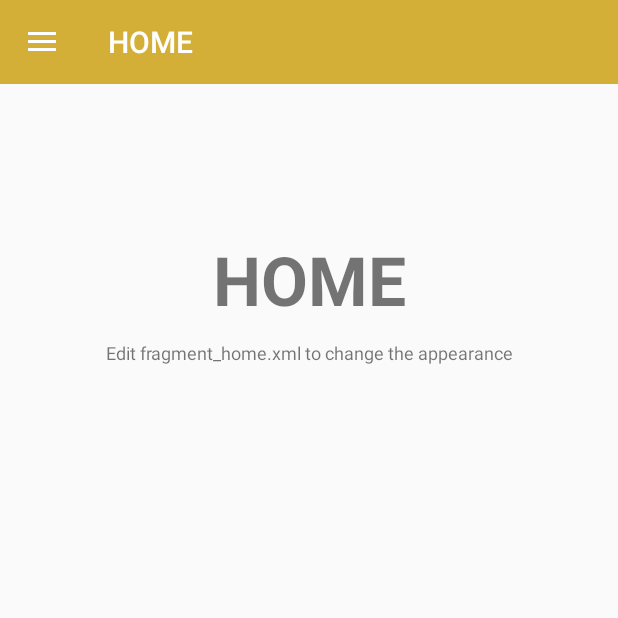
After one commit to kyawthetwin/shweoh, an Android app: the HomeFragment screen opened directly, with no data from a screen before it, on a phone screen of 412 x 824 dp, the top half of it. The commit adds this screen. Run offline under Robolectric (Android 15) with nearby library versions, the phone set to English and light mode, and no system bars.

Commit message:
Added Navigation in main UI

```diff
--- a/app/src/main/AndroidManifest.xml
+++ b/app/src/main/AndroidManifest.xml
@@ -17,6 +17,8 @@
             </intent-filter>
         </activity>
         <activity
+            android:name=".MainActivity" />
+        <activity
             android:name=".SplashScreen" />
     </application>
 
--- /dev/null
+++ b/app/src/main/java/moneytransfer/miracle/com/shweoh/Adapter/NavigationDrawerAdapter.java
@@ -0,0 +1,62 @@
+package moneytransfer.miracle.com.shweoh.Adapter;
+
+import android.content.Context;
+import android.support.v7.widget.RecyclerView;
+import android.view.LayoutInflater;
+import android.view.View;
+import android.view.ViewGroup;
+import android.widget.TextView;
+
+import java.util.Collections;
+import java.util.List;
+
+import moneytransfer.miracle.com.shweoh.Model.NavDrawerItem;
+import moneytransfer.miracle.com.shweoh.R;
+
+/**
+ * Created by kyawthetwin on 5/22/17.
+ */
+
+public class NavigationDrawerAdapter extends RecyclerView.Adapter<NavigationDrawerAdapter.MyViewHolder> {
+    List<NavDrawerItem> data = Collections.emptyList();
+    private LayoutInflater inflater;
+    private Context context;
+
+    public NavigationDrawerAdapter(Context context, List<NavDrawerItem> data) {
+        this.context = context;
+        inflater = LayoutInflater.from(context);
+        this.data = data;
+    }
+
+    public void delete(int position) {
+        data.remove(position);
+        notifyItemRemoved(position);
+    }
+
+    @Override
+    public MyViewHolder onCreateViewHolder(ViewGroup parent, int viewType) {
+        View view = inflater.inflate(R.layout.nav_drawer_row, parent, false);
+        MyViewHolder holder = new MyViewHolder(view);
+        return holder;
+    }
+
+    @Override
+    public void onBindViewHolder(MyViewHolder holder, int position) {
+        NavDrawerItem current = data.get(position);
+        holder.title.setText(current.getTitle());
+    }
+
+    @Override
+    public int getItemCount() {
+        return data.size();
+    }
+
+    class MyViewHolder extends RecyclerView.ViewHolder {
+        TextView title;
+
+        public MyViewHolder(View itemView) {
+            super(itemView);
+            title = (TextView) itemView.findViewById(R.id.title);
+        }
+    }
+}
--- /dev/null
+++ b/app/src/main/java/moneytransfer/miracle/com/shweoh/Fragment/FragmentDrawer.java
@@ -0,0 +1,183 @@
+package moneytransfer.miracle.com.shweoh.Fragment;
+
+import android.content.Context;
+import android.os.Bundle;
+import android.support.v4.app.Fragment;
+import android.support.v4.widget.DrawerLayout;
+import android.support.v7.app.ActionBarDrawerToggle;
+import android.support.v7.widget.LinearLayoutManager;
+import android.support.v7.widget.RecyclerView;
+import android.support.v7.widget.Toolbar;
+import android.view.GestureDetector;
+import android.view.LayoutInflater;
+import android.view.MotionEvent;
+import android.view.View;
+import android.view.ViewGroup;
+
+import java.util.ArrayList;
+import java.util.List;
+
+import moneytransfer.miracle.com.shweoh.Adapter.NavigationDrawerAdapter;
+import moneytransfer.miracle.com.shweoh.Model.NavDrawerItem;
+import moneytransfer.miracle.com.shweoh.R;
+
+/**
+ * Created by kyawthetwin on 5/22/17.
+ */
+
+public class FragmentDrawer extends Fragment {
+
+    private static String TAG = FragmentDrawer.class.getSimpleName();
+
+    private RecyclerView recyclerView;
+    private ActionBarDrawerToggle mDrawerToggle;
+    private DrawerLayout mDrawerLayout;
+    private NavigationDrawerAdapter adapter;
+    private View containerView;
+    private static String[] titles = null;
+    private FragmentDrawerListener drawerListener;
+
+    public FragmentDrawer() {
+
+    }
+
+    public void setDrawerListener(FragmentDrawerListener listener) {
+        this.drawerListener = listener;
+    }
+
+    public static List<NavDrawerItem> getData() {
+        List<NavDrawerItem> data = new ArrayList<>();
+
+
+        // preparing navigation drawer items
+        for (int i = 0; i < titles.length; i++) {
+            NavDrawerItem navItem = new NavDrawerItem();
+            navItem.setTitle(titles[i]);
+            data.add(navItem);
+        }
+        return data;
+    }
+
+    @Override
+    public void onCreate(Bundle savedInstanceState) {
+        super.onCreate(savedInstanceState);
+
+        // drawer labels
+        titles = getActivity().getResources().getStringArray(R.array.nav_drawer_labels);
+    }
+
+    @Override
+    public View onCreateView(LayoutInflater inflater, ViewGroup container,
+                             Bundle savedInstanceState) {
+        // Inflating view layout
+        View layout = inflater.inflate(R.layout.fragment_navigation_drawer, container, false);
+        recyclerView = (RecyclerView) layout.findViewById(R.id.drawerList);
+
+        adapter = new NavigationDrawerAdapter(getActivity(), getData());
+        recyclerView.setAdapter(adapter);
+        recyclerView.setLayoutManager(new LinearLayoutManager(getActivity()));
+        recyclerView.addOnItemTouchListener(new RecyclerTouchListener(getActivity(), recyclerView, new ClickListener() {
+            @Override
+            public void onClick(View view, int position) {
+                drawerListener.onDrawerItemSelected(view, position);
+                mDrawerLayout.closeDrawer(containerView);
+            }
+
+            @Override
+            public void onLongClick(View view, int position) {
+
+            }
+        }));
+
+        return layout;
+    }
+
+
+    public void setUp(int fragmentId, DrawerLayout drawerLayout, final Toolbar toolbar) {
+        containerView = getActivity().findViewById(fragmentId);
+        mDrawerLayout = drawerLayout;
+        mDrawerToggle = new ActionBarDrawerToggle(getActivity(), drawerLayout, toolbar, R.string.drawer_open, R.string.drawer_close) {
+            @Override
+            public void onDrawerOpened(View drawerView) {
+                super.onDrawerOpened(drawerView);
+                getActivity().invalidateOptionsMenu();
+            }
+
+            @Override
+            public void onDrawerClosed(View drawerView) {
+                super.onDrawerClosed(drawerView);
+                getActivity().invalidateOptionsMenu();
+            }
+
+            @Override
+            public void onDrawerSlide(View drawerView, float slideOffset) {
+                super.onDrawerSlide(drawerView, slideOffset);
+                toolbar.setAlpha(1 - slideOffset / 2);
+            }
+        };
+
+        mDrawerLayout.setDrawerListener(mDrawerToggle);
+        mDrawerLayout.post(new Runnable() {
+            @Override
+            public void run() {
+                mDrawerToggle.syncState();
+            }
+        });
+
+    }
+
+    public static interface ClickListener {
+        public void onClick(View view, int position);
+
+        public void onLongClick(View view, int position);
+    }
+
+    static class RecyclerTouchListener implements RecyclerView.OnItemTouchListener {
+
+        private GestureDetector gestureDetector;
+        private ClickListener clickListener;
+
+        public RecyclerTouchListener(Context context, final RecyclerView recyclerView, final ClickListener clickListener) {
+            this.clickListener = clickListener;
+            gestureDetector = new GestureDetector(context, new GestureDetector.SimpleOnGestureListener() {
+                @Override
+                public boolean onSingleTapUp(MotionEvent e) {
+                    return true;
+                }
+
+                @Override
+                public void onLongPress(MotionEvent e) {
+                    View child = recyclerView.findChildViewUnder(e.getX(), e.getY());
+                    if (child != null && clickListener != null) {
+                        clickListener.onLongClick(child, recyclerView.getChildPosition(child));
+                    }
+                }
+            });
+        }
+
+        @Override
+        public boolean onInterceptTouchEvent(RecyclerView rv, MotionEvent e) {
+
+            View child = rv.findChildViewUnder(e.getX(), e.getY());
+            if (child != null && clickListener != null && gestureDetector.onTouchEvent(e)) {
+                clickListener.onClick(child, rv.getChildPosition(child));
+            }
+            return false;
+        }
+
+        @Override
+        public void onTouchEvent(RecyclerView rv, MotionEvent e) {
+        }
+
+        @Override
+        public void onRequestDisallowInterceptTouchEvent(boolean disallowIntercept) {
+
+        }
+
+
+    }
+
+    public interface FragmentDrawerListener {
+        public void onDrawerItemSelected(View view, int position);
+    }
+}
--- /dev/null
+++ b/app/src/main/java/moneytransfer/miracle/com/shweoh/Fragment/HomeFragment.java
@@ -0,0 +1,46 @@
+package moneytransfer.miracle.com.shweoh.Fragment;
+
+import android.app.Activity;
+import android.os.Bundle;
+import android.view.LayoutInflater;
+import android.view.View;
+import android.view.ViewGroup;
+
+import moneytransfer.miracle.com.shweoh.R;
+
+/**
+ * Created by kyawthetwin on 5/22/17.
+ */
+
+public class HomeFragment extends android.support.v4.app.Fragment {
+
+    public HomeFragment() {
+        // Required empty public constructor
+    }
+
+    @Override
+    public void onCreate(Bundle savedInstanceState) {
+        super.onCreate(savedInstanceState);
+
+    }
+
+    @Override
+    public View onCreateView(LayoutInflater inflater, ViewGroup container,
+                             Bundle savedInstanceState) {
+        View rootView = inflater.inflate(R.layout.fragment_home, container, false);
+
+
+        // Inflate the layout for this fragment
+        return rootView;
+    }
+
+    @Override
+    public void onAttach(Activity activity) {
+        super.onAttach(activity);
+    }
+
+    @Override
+    public void onDetach() {
+        super.onDetach();
+    }
+}
--- a/app/src/main/java/moneytransfer/miracle/com/shweoh/Fragment/LoginFragment.java
+++ b/app/src/main/java/moneytransfer/miracle/com/shweoh/Fragment/LoginFragment.java
@@ -9,11 +9,13 @@ import android.view.ViewGroup;
 import moneytransfer.miracle.com.shweoh.R;
 
 public class LoginFragment extends Fragment {
+
     @Override
     public View onCreateView(LayoutInflater inflater, ViewGroup container,
                              Bundle savedInstanceState) {
         // Get the view from fragmenttab2.xml
         View view = inflater.inflate(R.layout.fragment_login, container, false);
+
         return view;
     }
 
@@ -21,5 +23,8 @@ public class LoginFragment extends Fragment {
     public void onSaveInstanceState(Bundle outState) {
         super.onSaveInstanceState(outState);
         setUserVisibleHint(true);
+
+
+
     }
 }
--- a/app/src/main/java/moneytransfer/miracle/com/shweoh/MainActivity.java
+++ b/app/src/main/java/moneytransfer/miracle/com/shweoh/MainActivity.java
@@ -1,13 +1,74 @@
 package moneytransfer.miracle.com.shweoh;
 
+import android.os.Bundle;
+import android.support.v4.app.Fragment;
+import android.support.v4.app.FragmentManager;
+import android.support.v4.app.FragmentTransaction;
+import android.support.v4.widget.DrawerLayout;
 import android.support.v7.app.AppCompatActivity;
-import android.os.Bundle;
+import android.support.v7.widget.Toolbar;
+import android.view.View;
 
-public class MainActivity extends AppCompatActivity {
+import moneytransfer.miracle.com.shweoh.Fragment.FragmentDrawer;
+import moneytransfer.miracle.com.shweoh.Fragment.FriendsFragment;
+import moneytransfer.miracle.com.shweoh.Fragment.HomeFragment;
+import moneytransfer.miracle.com.shweoh.Fragment.MessagesFragment;
+
+public class MainActivity extends AppCompatActivity implements FragmentDrawer.FragmentDrawerListener  {
+
+    private Toolbar mToolbar;
+    private FragmentDrawer drawerFragment;
 
     @Override
     protected void onCreate(Bundle savedInstanceState) {
         super.onCreate(savedInstanceState);
         setContentView(R.layout.activity_main);
+
+        mToolbar = (Toolbar) findViewById(R.id.toolbar);
+
+        setSupportActionBar(mToolbar);
+        getSupportActionBar().setDisplayShowHomeEnabled(true);
+
+        drawerFragment = (FragmentDrawer)
+                getSupportFragmentManager().findFragmentById(R.id.fragment_navigation_drawer);
+        drawerFragment.setUp(R.id.fragment_navigation_drawer, (DrawerLayout) findViewById(R.id.drawer_layout), mToolbar);
+        drawerFragment.setDrawerListener(this);
+        displayView(0);
+
+    }
+
+    @Override
+    public void onDrawerItemSelected(View view, int position) {
+        displayView(position);
+    }
+    private void displayView(int position) {
+        Fragment fragment = null;
+        String title = getString(R.string.app_name);
+        switch (position) {
+            case 0:
+                fragment = new HomeFragment();
+                title = getString(R.string.nav_item_home);
+                break;
+            case 1:
+                fragment = new FriendsFragment();
+                title = getString(R.string.nav_item_friends);
+                break;
+            case 2:
+                fragment = new MessagesFragment();
+                title = getString(R.string.nav_item_notifications);
+                break;
+            default:
+                break;
+        }
+
+        if (fragment != null) {
+            FragmentManager fragmentManager = getSupportFragmentManager();
+            FragmentTransaction fragmentTransaction = fragmentManager.beginTransaction();
+            fragmentTransaction.replace(R.id.container_body, fragment);
+            fragmentTransaction.commit();
+
+            // set the toolbar title
+            getSupportActionBar().setTitle(title);
+        }
     }
 }
--- /dev/null
+++ b/app/src/main/java/moneytransfer/miracle/com/shweoh/Model/NavDrawerItem.java
@@ -0,0 +1,37 @@
+package moneytransfer.miracle.com.shweoh.Model;
+
+/**
+ * Created by kyawthetwin on 5/22/17.
+ */
+
+public class NavDrawerItem {
+
+        private boolean showNotify;
+        private String title;
+
+
+        public NavDrawerItem() {
+
+        }
+
+        public NavDrawerItem(boolean showNotify, String title) {
+            this.showNotify = showNotify;
+            this.title = title;
+        }
+
+        public boolean isShowNotify() {
+            return showNotify;
+        }
+
+        public void setShowNotify(boolean showNotify) {
+            this.showNotify = showNotify;
+        }
+
+        public String getTitle() {
+            return title;
+        }
+
+        public void setTitle(String title) {
+            this.title = title;
+        }
+}
--- a/app/src/main/res/layout/activity_main.xml
+++ b/app/src/main/res/layout/activity_main.xml
@@ -1,18 +1,44 @@
-<?xml version="1.0" encoding="utf-8"?>
-<android.support.constraint.ConstraintLayout xmlns:android="http://schemas.android.com/apk/res/android"
+<android.support.v4.widget.DrawerLayout xmlns:android="http://schemas.android.com/apk/res/android"
     xmlns:app="http://schemas.android.com/apk/res-auto"
     xmlns:tools="http://schemas.android.com/tools"
+    android:id="@+id/drawer_layout"
     android:layout_width="match_parent"
-    android:layout_height="match_parent"
-    tools:context="moneytransfer.miracle.com.shweoh.MainActivity">
+    android:layout_height="match_parent">
 
-    <TextView
+
+    <LinearLayout
+        android:layout_width="match_parent"
+        android:layout_height="match_parent"
+        android:orientation="vertical">
+
+        <LinearLayout
+            android:id="@+id/container_toolbar"
+            android:layout_width="match_parent"
+            android:layout_height="wrap_content"
+            android:orientation="vertical">
+
+            <include
+                android:id="@+id/toolbar"
+                layout="@layout/toolbar" />
+        </LinearLayout>
+
+        <FrameLayout
+            android:id="@+id/container_body"
+            android:layout_width="fill_parent"
+            android:layout_height="0dp"
+            android:layout_weight="1" />
+
+
+    </LinearLayout>
+
+
+    <fragment
+        android:id="@+id/fragment_navigation_drawer"
+        android:name="moneytransfer.miracle.com.shweoh.Fragment.FragmentDrawer"
         android:layout_width="wrap_content"
-        android:layout_height="wrap_content"
-        android:text="Hello World!"
-        app:layout_constraintBottom_toBottomOf="parent"
-        app:layout_constraintLeft_toLeftOf="parent"
-        app:layout_constraintRight_toRightOf="parent"
-        app:layout_constraintTop_toTopOf="parent" />
+        android:layout_height="match_parent"
+        android:layout_gravity="start"
+        app:layout="@layout/fragment_navigation_drawer"
+        tools:layout="@layout/fragment_navigation_drawer" />
 
-</android.support.constraint.ConstraintLayout>
+</android.support.v4.widget.DrawerLayout>
--- /dev/null
+++ b/app/src/main/res/layout/fragment_home.xml
@@ -0,0 +1,30 @@
+
+<RelativeLayout xmlns:android="http://schemas.android.com/apk/res/android"
+    xmlns:tools="http://schemas.android.com/tools"
+    android:layout_width="match_parent"
+    android:layout_height="match_parent"
+    android:orientation="vertical">
+
+
+    <TextView
+        android:id="@+id/label"
+        android:layout_alignParentTop="true"
+        android:layout_marginTop="100dp"
+        android:layout_width="fill_parent"
+        android:layout_height="wrap_content"
+        android:gravity="center_horizontal"
+        android:textSize="45dp"
+        android:text="HOME"
+        android:textStyle="bold"/>
+
+    <TextView
+        android:layout_below="@id/label"
+        android:layout_centerInParent="true"
+        android:layout_width="fill_parent"
+        android:layout_height="wrap_content"
+        android:textSize="12dp"
+        android:layout_marginTop="10dp"
+        android:gravity="center_horizontal"
+        android:text="Edit fragment_home.xml to change the appearance" />
+
+</RelativeLayout>
--- /dev/null
+++ b/app/src/main/res/layout/toolbar.xml
@@ -0,0 +1,10 @@
+<?xml version="1.0" encoding="utf-8"?>
+<android.support.v7.widget.Toolbar xmlns:android="http://schemas.android.com/apk/res/android"
+    xmlns:local="http://schemas.android.com/apk/res-auto"
+    android:id="@+id/toolbar"
+    android:layout_width="match_parent"
+    android:layout_height="wrap_content"
+    android:minHeight="?attr/actionBarSize"
+    android:background="?attr/colorPrimary"
+    local:theme="@style/ThemeOverlay.AppCompat.Dark.ActionBar"
+    local:popupTheme="@style/ThemeOverlay.AppCompat.Light" />
--- a/app/src/main/res/values/strings.xml
+++ b/app/src/main/res/values/strings.xml
@@ -6,4 +6,16 @@
 
     <!-- TODO: Remove or change this placeholder text -->
     <string name="hello_blank_fragment">Hello blank fragment</string>
+    <string name="Confirm">Confirm</string>
+    <string name="drawer_open">Open</string>
+    <string name="drawer_close">Close</string>
+    <string name="nav_item_home">HOME</string>
+    <string name="nav_item_friends">FRIEND</string>
+    <string name="nav_item_notifications">NOTIFICATIONS</string>
+
+    <string-array name="nav_drawer_labels">
+        <item>@string/nav_item_home</item>
+        <item>@string/nav_item_friends</item>
+        <item>@string/nav_item_notifications</item>
+    </string-array>
 </resources>
--- a/app/src/main/res/values/styles.xml
+++ b/app/src/main/res/values/styles.xml
@@ -1,7 +1,7 @@
 <resources>
 
     <!-- Base application theme. -->
-    <style name="AppTheme" parent="Theme.AppCompat.Light.DarkActionBar">
+    <style name="AppTheme" parent="Theme.AppCompat.Light.NoActionBar">
         <!-- Customize your theme here. -->
         <item name="colorPrimary">@color/colorPrimary</item>
         <item name="colorPrimaryDark">@color/colorPrimaryDark</item>
```
Also changed, not shown: app/src/main/java/moneytransfer/miracle/com/shweoh/Fragment/FriendsFragment.java (added, +46 -0 lines), app/src/main/java/moneytransfer/miracle/com/shweoh/Fragment/MessagesFragment.java (added, +46 -0 lines), app/src/main/java/moneytransfer/miracle/com/shweoh/Fragment/RegisterFragment.java (+13 -0 lines), app/src/main/res/layout/fragment_friend.xml (added, +29 -0 lines), app/src/main/res/layout/fragment_navigation_drawer.xml (added, +32 -0 lines), app/src/main/res/layout/fragment_notification.xml (added, +29 -0 lines), app/src/main/res/layout/fragment_register.xml (+24 -0 lines), app/src/main/res/layout/nav_drawer_row.xml (added, +17 -0 lines).
